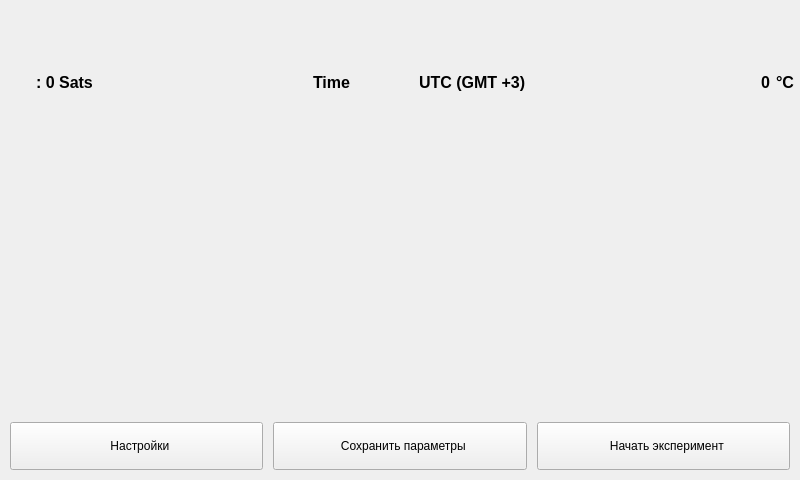
This is GUI/HalsWindow.ui in Lom-Karatist/HALS as Qt 5 draws it before an edit. The edited form follows.
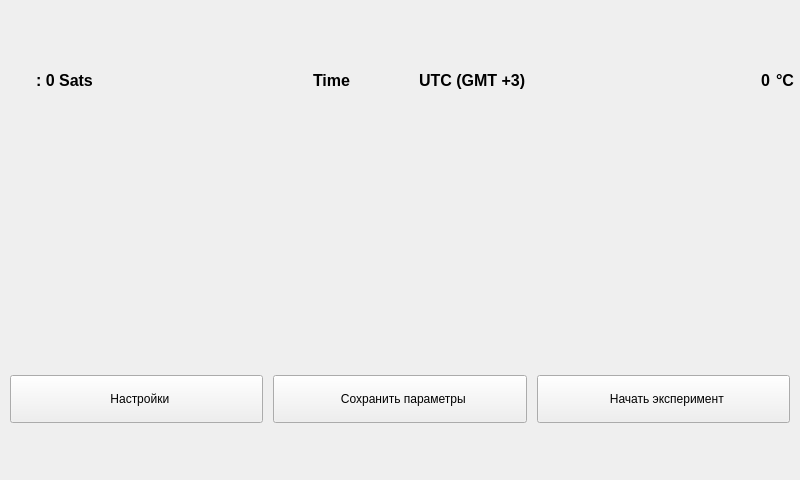
This is the edited form. Icons and pictures are not drawn.

Patch:
```diff
--- a/GUI/HalsWindow.ui
+++ b/GUI/HalsWindow.ui
@@ -34,7 +34,7 @@
   <widget class="QWidget" name="centralwidget">
    <layout class="QVBoxLayout" name="verticalLayout">
     <property name="spacing">
-     <number>10</number>
+     <number>0</number>
     </property>
     <property name="leftMargin">
      <number>0</number>
@@ -225,6 +225,7 @@
      </widget>
     </item>
     <item>
+     <widget class="QWidget" name="upperWidget" native="true">
      <layout class="QHBoxLayout" name="horizontalLayout">
       <property name="spacing">
        <number>16</number>
@@ -316,26 +317,13 @@
        </widget>
       </item>
      </layout>
-    </item>
-    <item>
-     <widget class="QWidget" name="centerWidget" native="true">
-      <layout class="QHBoxLayout" name="horizontalLayout_3">
-       <property name="leftMargin">
-        <number>10</number>
-       </property>
-       <property name="topMargin">
-        <number>0</number>
-       </property>
-       <property name="rightMargin">
-        <number>10</number>
-       </property>
-       <property name="bottomMargin">
-        <number>0</number>
-       </property>
-      </layout>
      </widget>
     </item>
     <item>
+     <layout class="QHBoxLayout" name="centerHLayout"/>
+    </item>
+    <item>
+     <widget class="QWidget" name="downWidget" native="true">
      <layout class="QHBoxLayout" name="horizontalLayout_2">
       <property name="spacing">
        <number>10</number>
@@ -392,6 +380,7 @@
        </widget>
       </item>
      </layout>
+     </widget>
     </item>
    </layout>
   </widget>
```
Lines whose indentation alone changed are shown as unchanged.
